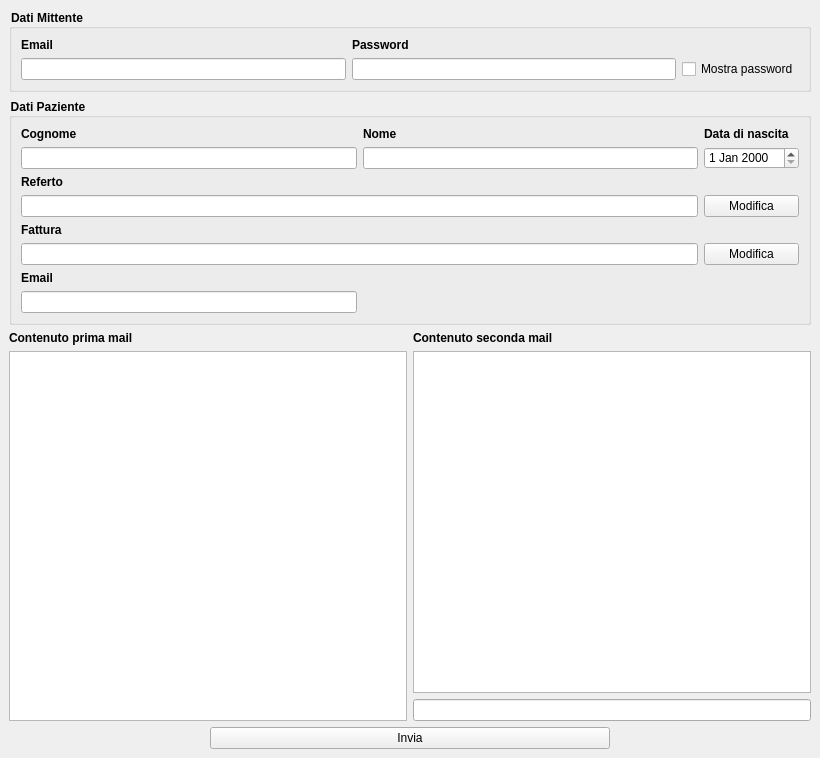
The window that ui/email.ui (Fabiobreo/Email_Project) describes before a commit, drawn with Qt 5.
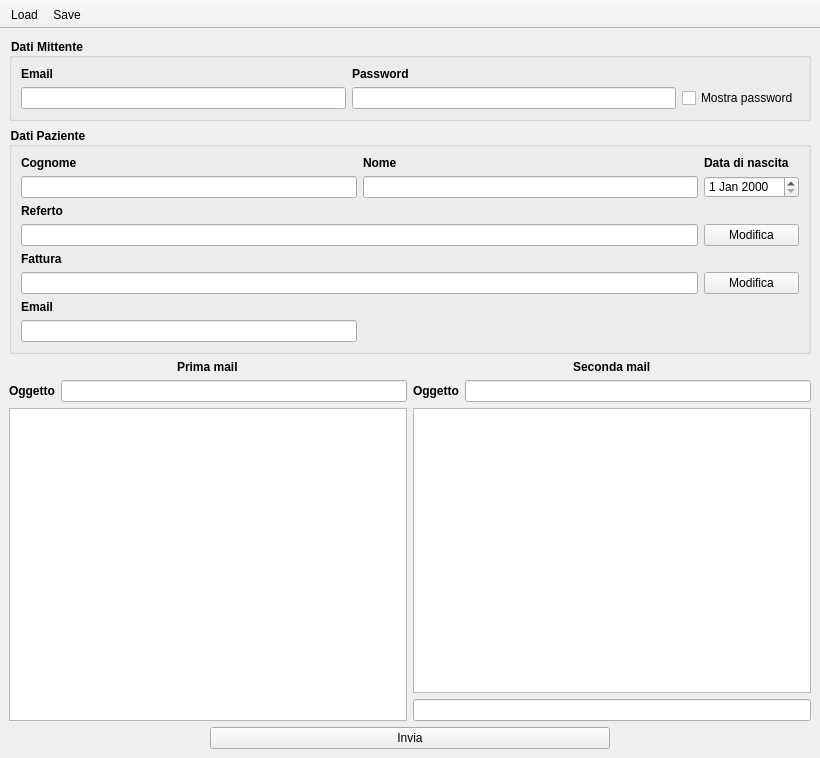
The same window after the commit. Icons and pictures are not drawn.

```diff
--- a/ui/email.ui
+++ b/ui/email.ui
@@ -253,39 +253,107 @@
     </item>
     <item>
      <layout class="QGridLayout" name="email_group">
-      <item row="0" column="0">
+      <item row="0" column="0" alignment="Qt::AlignHCenter">
        <widget class="QLabel" name="first_email_label">
         <property name="styleSheet">
          <string notr="true">font:bold</string>
         </property>
         <property name="text">
-         <string>Contenuto prima mail</string>
+         <string>Prima mail</string>
         </property>
        </widget>
       </item>
-      <item row="1" column="1">
-       <widget class="QPlainTextEdit" name="second_email_text"/>
-      </item>
-      <item row="0" column="1">
-       <widget class="QLabel" name="second_email_label">
-        <property name="styleSheet">
-         <string notr="true">font:bold</string>
-        </property>
-        <property name="text">
-         <string>Contenuto seconda mail</string>
-        </property>
-       </widget>
-      </item>
-      <item row="1" column="0" rowspan="2">
-       <widget class="QPlainTextEdit" name="first_email_text"/>
-      </item>
       <item row="2" column="1">
+       <widget class="QPlainTextEdit" name="second_email_text"/>
+      </item>
+      <item row="3" column="1">
        <widget class="QLineEdit" name="second_email_line_edit">
         <property name="readOnly">
          <bool>true</bool>
         </property>
        </widget>
       </item>
+      <item row="2" column="0" rowspan="2">
+       <widget class="QPlainTextEdit" name="first_email_text"/>
+      </item>
+      <item row="0" column="1" alignment="Qt::AlignHCenter">
+       <widget class="QLabel" name="second_email_label">
+        <property name="styleSheet">
+         <string notr="true">font:bold</string>
+        </property>
+        <property name="text">
+         <string>Seconda mail</string>
+        </property>
+       </widget>
+      </item>
+      <item row="1" column="0">
+       <widget class="QWidget" name="first_mail_widget" native="true">
+        <property name="minimumSize">
+         <size>
+          <width>0</width>
+          <height>0</height>
+         </size>
+        </property>
+        <layout class="QHBoxLayout" name="horizontalLayout">
+         <property name="leftMargin">
+          <number>0</number>
+         </property>
+         <property name="topMargin">
+          <number>0</number>
+         </property>
+         <property name="rightMargin">
+          <number>0</number>
+         </property>
+         <property name="bottomMargin">
+          <number>0</number>
+         </property>
+         <item>
+          <widget class="QLabel" name="first_mail_subject_label">
+           <property name="styleSheet">
+            <string notr="true">font:bold</string>
+           </property>
+           <property name="text">
+            <string>Oggetto</string>
+           </property>
+          </widget>
+         </item>
+         <item>
+          <widget class="QLineEdit" name="first_mail_subject"/>
+         </item>
+        </layout>
+       </widget>
+      </item>
+      <item row="1" column="1">
+       <widget class="QWidget" name="second_mail_widget" native="true">
+        <layout class="QHBoxLayout" name="horizontalLayout_2">
+         <property name="leftMargin">
+          <number>0</number>
+         </property>
+         <property name="topMargin">
+          <number>0</number>
+         </property>
+         <property name="rightMargin">
+          <number>0</number>
+         </property>
+         <property name="bottomMargin">
+          <number>0</number>
+         </property>
+         <item>
+          <widget class="QLabel" name="second_mail_subject_label">
+           <property name="styleSheet">
+            <string notr="true">font:bold</string>
+           </property>
+           <property name="text">
+            <string>Oggetto</string>
+           </property>
+          </widget>
+         </item>
+         <item>
+          <widget class="QLineEdit" name="second_mail_subject"/>
+         </item>
+        </layout>
+       </widget>
+      </item>
      </layout>
     </item>
     <item alignment="Qt::AlignHCenter">
@@ -309,6 +377,52 @@
     </item>
    </layout>
   </widget>
+  <widget class="QToolBar" name="toolBar">
+   <property name="windowTitle">
+    <string>toolBar</string>
+   </property>
+   <property name="movable">
+    <bool>false</bool>
+   </property>
+   <attribute name="toolBarArea">
+    <enum>TopToolBarArea</enum>
+   </attribute>
+   <attribute name="toolBarBreak">
+    <bool>false</bool>
+   </attribute>
+   <addaction name="load_action"/>
+   <addaction name="save_action"/>
+  </widget>
+  <action name="load_action">
+   <property name="icon">
+    <iconset resource="resources.qrc">
+     <normaloff>:/folder.png</normaloff>:/folder.png</iconset>
+   </property>
+   <property name="text">
+    <string>Load</string>
+   </property>
+   <property name="toolTip">
+    <string>Load</string>
+   </property>
+   <property name="shortcut">
+    <string>Ctrl+O</string>
+   </property>
+  </action>
+  <action name="save_action">
+   <property name="icon">
+    <iconset resource="resources.qrc">
+     <normaloff>:/save.jpg</normaloff>:/save.jpg</iconset>
+   </property>
+   <property name="text">
+    <string>Save</string>
+   </property>
+   <property name="toolTip">
+    <string>Save</string>
+   </property>
+   <property name="shortcut">
+    <string>Ctrl+S</string>
+   </property>
+  </action>
  </widget>
  <tabstops>
   <tabstop>sender_email_line_edit</tabstop>
```
Left out of the diff: 10 changed lines with no effect on the pictures.
